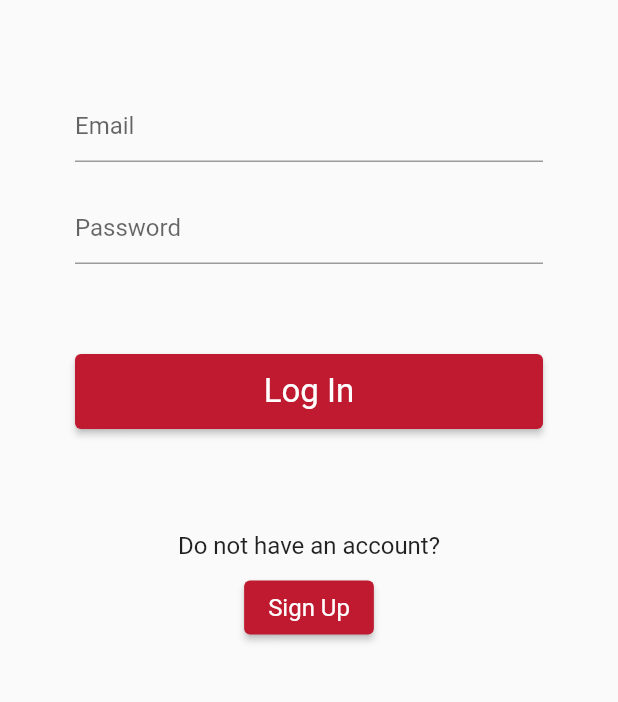
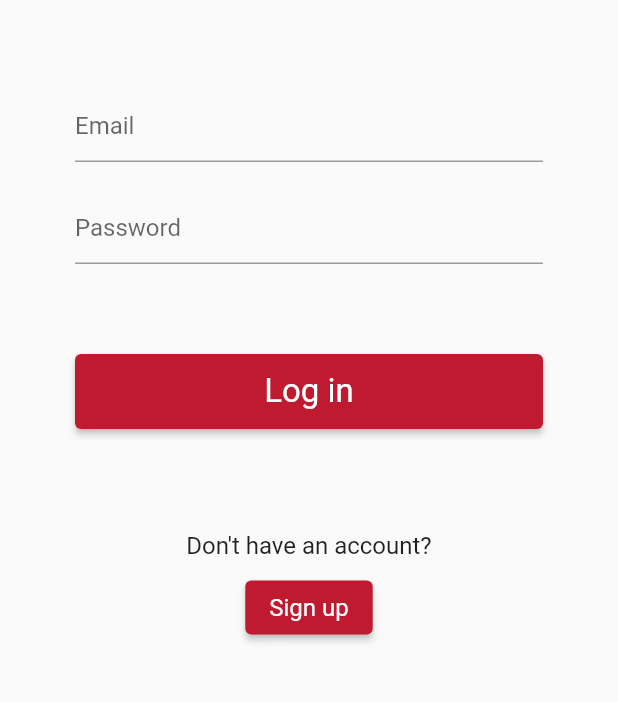
Before and after one commit to AyaFayed/GUC-Connect, a Flutter app: the screen it shows after launch, on a phone screen of 412 x 824 dp, the part 318-1020 px from its top. Run offline on Flutter 3.47's test engine with Material 2 defaults, Android fonts, the phone set to English and light mode, and no system bars; our stand-ins replace cloud_firestore, firebase_auth, firebase_core, flutter_datetime_picker, multi_select_flutter; accounts and stored records are empty.

Commit message:
login and sign up code refactor

```diff
--- a/lib/controllers/auth_controller.dart
+++ b/lib/controllers/auth_controller.dart
@@ -24,9 +24,9 @@ class AuthService {
 
       await _database.createUser(user?.uid, name, userType);
 
-      return user;
+      return null;
     } catch (e) {
-      return null;
+      return e.toString();
     }
   }
 
--- a/lib/screens/authenticate/login.dart
+++ b/lib/screens/authenticate/login.dart
@@ -1,5 +1,8 @@
 import "package:flutter/material.dart";
 import "package:guc_scheduling_app/controllers/auth_controller.dart";
+import "package:guc_scheduling_app/shared/constants.dart";
+import "package:guc_scheduling_app/shared/errors.dart";
+import "package:guc_scheduling_app/widgets/buttons/auth_btn.dart";
 
 class Login extends StatefulWidget {
   final Function toggleView;
@@ -16,6 +19,16 @@ class _LoginState extends State<Login> {
   final _formKey = GlobalKey<FormState>();
 
   String error = '';
+
+  void login() async {
+    if (_formKey.currentState!.validate()) {
+      dynamic result = await _auth.login(
+          controllerEmail.text.trim(), controllerPassword.text);
+      if (result == null) {
+        setState(() => error = Errors.login);
+      }
+    }
+  }
 
   @override
   void dispose() {
@@ -34,43 +47,25 @@ class _LoginState extends State<Login> {
             child: Column(
               children: <Widget>[
                 const SizedBox(height: 150.0),
-                const Text(
-                  'GUC Notifications',
-                  style: TextStyle(fontSize: 36),
+                Text(
+                  appName,
+                  style: const TextStyle(fontSize: 36),
                 ),
                 const SizedBox(height: 60.0),
                 TextFormField(
                   decoration: const InputDecoration(hintText: 'Email'),
-                  validator: (val) => val!.isEmpty ? 'Enter an email' : null,
+                  validator: (val) => val!.isEmpty ? Errors.required : null,
                   controller: controllerEmail,
                 ),
                 const SizedBox(height: 20.0),
                 TextFormField(
                   obscureText: true,
                   decoration: const InputDecoration(hintText: 'Password'),
-                  validator: (val) => val!.isEmpty ? 'Enter a password' : null,
+                  validator: (val) => val!.isEmpty ? Errors.required : null,
                   controller: controllerPassword,
                 ),
                 const SizedBox(height: 60.0),
-                ElevatedButton(
-                    style: ElevatedButton.styleFrom(
-                        minimumSize: const Size.fromHeight(50.0),
-                        textStyle: const TextStyle(fontSize: 22),
-                        backgroundColor:
-                            const Color.fromARGB(255, 191, 26, 47)),
-                    child: const Text(
-                      'Log In',
-                    ),
-                    onPressed: () async {
-                      if (_formKey.currentState!.validate()) {
-                        dynamic result = await _auth.login(
-                            controllerEmail.text.trim(),
-                            controllerPassword.text);
-                        if (result == null) {
-                          setState(() => error = 'Incorrect email or password');
-                        }
-                      }
-                    }),
+                AuthBtn(onPressed: login, text: 'Log in'),
                 const SizedBox(
                   height: 12.0,
                 ),
@@ -80,7 +75,7 @@ class _LoginState extends State<Login> {
                 ),
                 const SizedBox(height: 40.0),
                 const Text(
-                  'Do not have an account?',
+                  "Don't have an account?",
                   style: TextStyle(fontSize: 16),
                 ),
                 const SizedBox(
@@ -93,7 +88,7 @@ class _LoginState extends State<Login> {
                     onPressed: () {
                       widget.toggleView();
                     },
-                    child: const Text('Sign Up'))
+                    child: const Text('Sign up'))
               ],
             ),
           )),
--- a/lib/shared/constants.dart
+++ b/lib/shared/constants.dart
@@ -23,3 +23,5 @@ enum EventType {
 enum DivisionType { groups, tutorials }
 
 enum InstructorType { professors, tas }
+
+String appName = 'GUC Notifications';
--- /dev/null
+++ b/lib/shared/errors.dart
@@ -0,0 +1,10 @@
+class Errors {
+  static String email =
+      'Enter a valid email address (example@student.guc.edu.eg or example@guc.edu.eg)';
+  static String password =
+      'Enter a valid password (at least 6 characters long)';
+  static String confirmPassword =
+      "This password doesn't match the password you entered";
+  static String required = 'This field is required';
+  static String login = 'Incorrect email or password';
+}
--- /dev/null
+++ b/lib/widgets/buttons/auth_btn.dart
@@ -0,0 +1,20 @@
+import 'package:flutter/material.dart';
+
+class AuthBtn extends StatelessWidget {
+  final void Function() onPressed;
+  final String text;
+  const AuthBtn({super.key, required this.onPressed, required this.text});
+
+  @override
+  Widget build(BuildContext context) {
+    return ElevatedButton(
+        style: ElevatedButton.styleFrom(
+            minimumSize: const Size.fromHeight(50.0),
+            textStyle: const TextStyle(fontSize: 22),
+            backgroundColor: const Color.fromARGB(255, 191, 26, 47)),
+        onPressed: onPressed,
+        child: Text(
+          text,
+        ));
+  }
+}
```
Also changed, not shown: lib/screens/authenticate/signup.dart (+23 -34 lines), lib/widgets/buttons/floating_btn.dart (added, +15 -0 lines), lib/widgets/buttons/large_btn.dart (added, +15 -0 lines), lib/widgets/buttons/small_btn.dart (added, +15 -0 lines), lib/widgets/buttons/text_btn.dart (added, +15 -0 lines).
